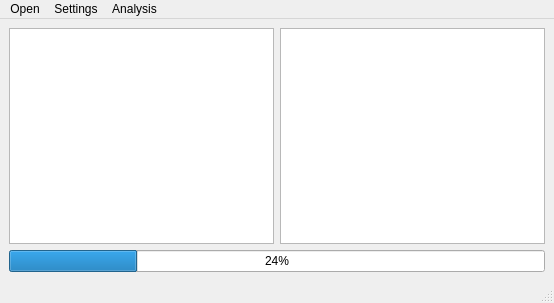
Qt form src/UglyVCF/mainwindow.ui (emilpaulitz/ProgrammierProjekt2019) before a commit.
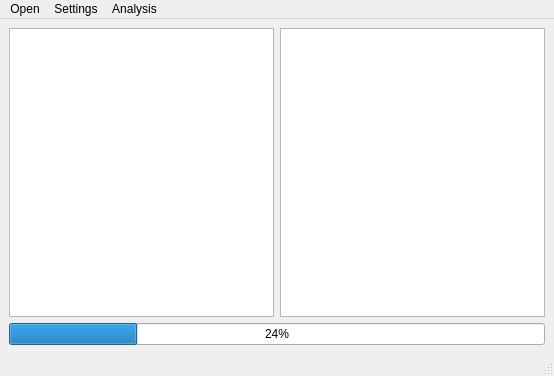
The same form after that commit. Icons and pictures are not drawn.

Patch:
```diff
--- a/src/UglyVCF/mainwindow.ui
+++ b/src/UglyVCF/mainwindow.ui
@@ -7,7 +7,7 @@
     <x>0</x>
     <y>0</y>
     <width>554</width>
-    <height>303</height>
+    <height>376</height>
    </rect>
   </property>
   <property name="windowTitle">
```
